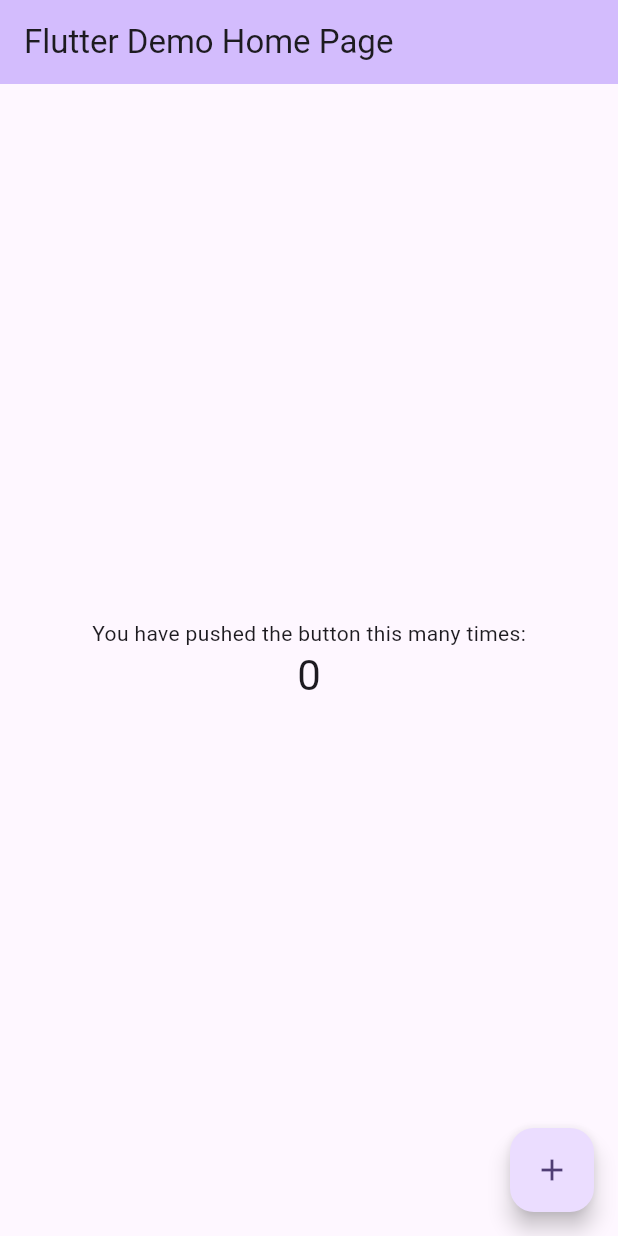
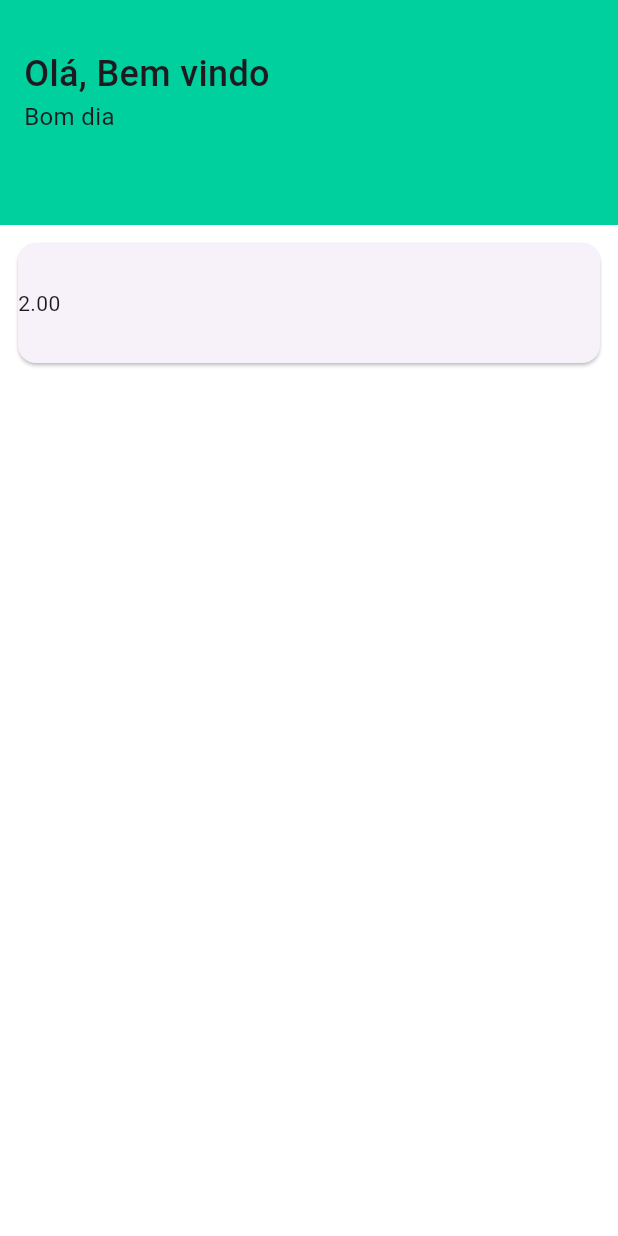
Before and after one commit to Leckller/financas, a Flutter app: the screen it shows after launch, on a phone screen of 412 x 824 dp. Run offline on Flutter 3.47's test engine with Material 3 defaults, Android fonts, the phone set to English and light mode, and no system bars.

Commit message:
feat: esqueleto da tela principal

```diff
--- a/mobile/lib/main.dart
+++ b/mobile/lib/main.dart
@@ -1,122 +1,81 @@
 import 'package:flutter/material.dart';
+import 'package:mobile/models/transaction.dart';
 
-void main() {
-  runApp(const MyApp());
+void main() => runApp(ExpensesApp());
+
+class ExpensesApp extends StatelessWidget {
+  const ExpensesApp({super.key});
+
+  @override
+  Widget build(BuildContext context) {
+    return MaterialApp(home: MyHomePage());
+  }
 }
 
-class MyApp extends StatelessWidget {
-  const MyApp({super.key});
+class MyHomePageState extends State<MyHomePage> {
+  List<Transaction> transactions = [Transaction.newTransaction("title", 2.0.toStringAsFixed(2))];
 
-  // This widget is the root of your application.
   @override
   Widget build(BuildContext context) {
-    return MaterialApp(
-      title: 'Flutter Demo',
-      theme: ThemeData(
-        // This is the theme of your application.
-        //
-        // TRY THIS: Try running your application with "flutter run". You'll see
-        // the application has a purple toolbar. Then, without quitting the app,
-        // try changing the seedColor in the colorScheme below to Colors.green
-        // and then invoke "hot reload" (save your changes or press the "hot
-        // reload" button in a Flutter-supported IDE, or press "r" if you used
-        // the command line to start the app).
-        //
-        // Notice that the counter didn't reset back to zero; the application
-        // state is not lost during the reload. To reset the state, use hot
-        // restart instead.
-        //
-        // This works for code too, not just values: Most code changes can be
-        // tested with just a hot reload.
-        colorScheme: .fromSeed(seedColor: Colors.deepPurple),
+    return Scaffold(
+      backgroundColor: Color.fromRGBO(0, 208, 158, 1),
+      body: CustomScrollView(
+        slivers: [
+          SliverToBoxAdapter(
+            child: Container(
+              padding: EdgeInsets.fromLTRB(16, 32, 16, 8),
+              height: 150,
+              child: Column(
+                crossAxisAlignment: CrossAxisAlignment.start,
+                children: [
+                  Column(
+                    crossAxisAlignment: CrossAxisAlignment.start,
+                    children: [
+                      Text(
+                        "Olá, Bem vindo",
+                        style: TextStyle(
+                          fontSize: 24,
+                          fontWeight: FontWeight.w500,
+                        ),
+                      ),
+                      Text("Bom dia", style: TextStyle(fontSize: 16)),
+                    ],
+                  ),
+                ],
+              ),
+            ),
+          ),
+          SliverFillRemaining(
+            hasScrollBody: false,
+            child: Container(
+              padding: EdgeInsets.all(8),
+              color: Colors.white,
+              child: Column(
+                spacing: 10,
+                children: transactions
+                    .map((t) => Card(
+                      child: SizedBox(
+                        height: 80,
+                        child: Row(children: [
+                        Text(t.value, style: TextStyle(
+                        ),)
+                                            ]),
+                      )))
+                    .toList(),
+              ),
+            ),
+          ),
+        ],
       ),
-      home: const MyHomePage(title: 'Flutter Demo Home Page'),
     );
   }
 }
 
 class MyHomePage extends StatefulWidget {
-  const MyHomePage({super.key, required this.title});
-
-  // This widget is the home page of your application. It is stateful, meaning
-  // that it has a State object (defined below) that contains fields that affect
-  // how it looks.
-
-  // This class is the configuration for the state. It holds the values (in this
-  // case the title) provided by the parent (in this case the App widget) and
-  // used by the build method of the State. Fields in a Widget subclass are
-  // always marked "final".
-
-  final String title;
+  const MyHomePage({super.key});
 
   @override
-  State<MyHomePage> createState() => _MyHomePageState();
-}
-
-class _MyHomePageState extends State<MyHomePage> {
-  int _counter = 0;
-
-  void _incrementCounter() {
-    setState(() {
-      // This call to setState tells the Flutter framework that something has
-      // changed in this State, which causes it to rerun the build method below
-      // so that the display can reflect the updated values. If we changed
-      // _counter without calling setState(), then the build method would not be
-      // called again, and so nothing would appear to happen.
-      _counter++;
-    });
-  }
-
-  @override
-  Widget build(BuildContext context) {
-    // This method is rerun every time setState is called, for instance as done
-    // by the _incrementCounter method above.
-    //
-    // The Flutter framework has been optimized to make rerunning build methods
-    // fast, so that you can just rebuild anything that needs updating rather
-    // than having to individually change instances of widgets.
-    return Scaffold(
-      appBar: AppBar(
-        // TRY THIS: Try changing the color here to a specific color (to
-        // Colors.amber, perhaps?) and trigger a hot reload to see the AppBar
-        // change color while the other colors stay the same.
-        backgroundColor: Theme.of(context).colorScheme.inversePrimary,
-        // Here we take the value from the MyHomePage object that was created by
-        // the App.build method, and use it to set our appbar title.
-        title: Text(widget.title),
-      ),
-      body: Center(
-        // Center is a layout widget. It takes a single child and positions it
-        // in the middle of the parent.
-        child: Column(
-          // Column is also a layout widget. It takes a list of children and
-          // arranges them vertically. By default, it sizes itself to fit its
-          // children horizontally, and tries to be as tall as its parent.
-          //
-          // Column has various properties to control how it sizes itself and
-          // how it positions its children. Here we use mainAxisAlignment to
-          // center the children vertically; the main axis here is the vertical
-          // axis because Columns are vertical (the cross axis would be
-          // horizontal).
-          //
-          // TRY THIS: Invoke "debug painting" (choose the "Toggle Debug Paint"
-          // action in the IDE, or press "p" in the console), to see the
-          // wireframe for each widget.
-          mainAxisAlignment: .center,
-          children: [
-            const Text('You have pushed the button this many times:'),
-            Text(
-              '$_counter',
-              style: Theme.of(context).textTheme.headlineMedium,
-            ),
-          ],
-        ),
-      ),
-      floatingActionButton: FloatingActionButton(
-        onPressed: _incrementCounter,
-        tooltip: 'Increment',
-        child: const Icon(Icons.add),
-      ),
-    );
+  State<StatefulWidget> createState() {
+    return MyHomePageState();
   }
 }
--- /dev/null
+++ b/mobile/lib/models/transaction.dart
@@ -0,0 +1,16 @@
+import 'dart:math';
+
+class Transaction {
+
+  final String id;
+  final String title;
+  final String value;
+  final DateTime date;
+
+  Transaction({required this.id, required this.title, required this.value, required this.date});
+
+  static Transaction newTransaction(String title, String value) {
+    return Transaction(id: Random().nextDouble().toString(), title: title, value: value, date: DateTime.now());
+  }
+
+}
```
Also changed, not shown: 1 other file.
